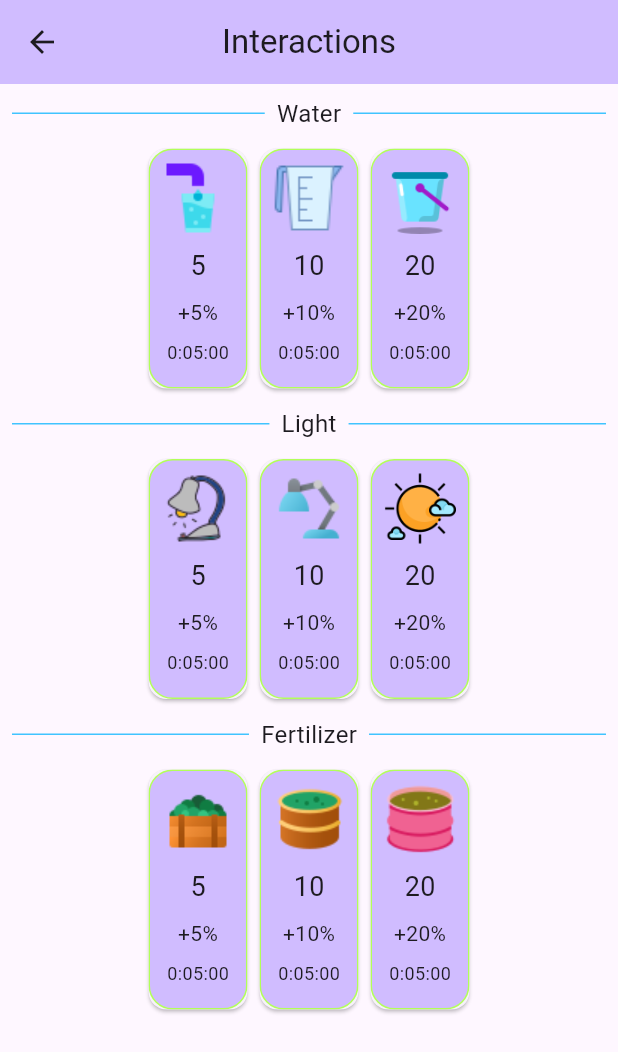
After one commit to TishchenkoSergey/flowerpot, a Flutter app: the InteractionsScreen screen opened by its route, on a phone screen of 412 x 824 dp. The commit adds this screen. Shown: the top 1052 px of the screen. Run offline on Flutter 3.47's test engine with Material 3 defaults, Android fonts, the light colour scheme and no system bars; our stand-ins replace bloc, flutter_bloc, flutter_svg, freezed_annotation, get_it, go_router and 2 more; statements that could not run were skipped.

Commit message:
feat: add interaction card and title for interactions screen

```diff
--- a/lib/features/game_play_screen/widgets/gradient_status.dart
+++ b/lib/features/game_play_screen/widgets/gradient_status.dart
@@ -2,23 +2,20 @@ import 'package:flutter/material.dart';
 
 class GradientStatus extends StatelessWidget {
   const GradientStatus({
-    required this.onPressed,
     required this.image,
     this.iconSize = 48.0,
   }) : super();
 
   final ImageProvider image;
   final double iconSize;
-  final VoidCallback? onPressed;
-
 
   @override
   Widget build(BuildContext context) {
-    return Row(
+    return Padding(
+      padding: EdgeInsets.only(left: 8, right: 16, top: 8),
+      child: Row(
         children: [
-        InkWell(
-          onTap: onPressed,
-          child: Container(
+          Container(
             width: iconSize,
             height: iconSize,
             decoration: BoxDecoration(
@@ -28,10 +25,8 @@ class GradientStatus extends StatelessWidget {
               ),
             ),
           ),
-        ),
-        Container(
-          margin: EdgeInsets.all(8),
-          width: 200,
+          Expanded(
+            child: Container(
               height: 10.0,
               decoration: BoxDecoration(
                 borderRadius: BorderRadius.circular(10.0),
@@ -47,7 +42,9 @@ class GradientStatus extends StatelessWidget {
                 ),
               ),
             ),
+          ),
         ],
+      ),
     );
   }
 }
--- a/lib/features/game_play_screen/widgets/interaction_card.dart
+++ /dev/null
@@ -1,70 +0,0 @@
-import 'package:flutter/material.dart';
-
-class InteractionCard extends StatelessWidget {
-  const InteractionCard({
-    required this.onPressed,
-    required this.image,
-    required this.title,
-    required this.comment,
-    this.time = const Duration(minutes: 5),
-    this.iconSize = 48.0,
-  }) : super();
-
-  final VoidCallback? onPressed;
-  final ImageProvider image;
-  final String title;
-  final String comment;
-  final Duration time;
-  final double iconSize;
-
-  @override
-  Widget build(BuildContext context) {
-    return InkWell(
-      onTap: onPressed,
-      child: Container(
-        constraints: const BoxConstraints(
-          maxHeight: 200,
-        ),
-        margin: const EdgeInsets.all(8),
-        padding: const EdgeInsets.all(8),
-        decoration: BoxDecoration(
-          color: Colors.grey[200],
-          borderRadius: BorderRadius.circular(16),
-          border: Border.all(
-            color: Colors.grey,
-          ),
-        ),
-        child: Column(
-          crossAxisAlignment: CrossAxisAlignment.center,
-          children: [
-            Container(
-              width: iconSize,
-              height: iconSize,
-              decoration: BoxDecoration(
-                image: DecorationImage(
-                  image: image,
-                  fit: BoxFit.cover,
-                ),
-              ),
-            ),
-            const SizedBox(height: 8),
-            Text(
-              title,
-              style: const TextStyle(fontSize: 18),
-            ),
-            const SizedBox(height: 8),
-            Text(
-              comment,
-              style: const TextStyle(fontSize: 14),
-            ),
-            const SizedBox(height: 8),
-            Text(
-              '${time}',
-              style: const TextStyle(fontSize: 12),
-            ),
-          ],
-        ),
-      ),
-    );
-  }
-}
--- a/lib/features/game_play_screen/widgets/widgets.dart
+++ b/lib/features/game_play_screen/widgets/widgets.dart
@@ -1,2 +1 @@
 export 'gradient_status.dart';
-export 'interaction_card.dart';
--- /dev/null
+++ b/lib/features/interactions_screen/view/interactions_screen.dart
@@ -0,0 +1,122 @@
+import 'package:flutter/material.dart';
+
+export 'package:go_router/go_router.dart';
+
+import 'package:flowerpot/app/route/route.dart';
+import 'package:flowerpot/assets/assets.dart';
+
+import '../widgets/widgets.dart';
+
+class InteractionsScreen extends StatelessWidget {
+  const InteractionsScreen({super.key});
+
+  @override
+  Widget build(BuildContext context) {
+    return Scaffold(
+      appBar: AppBar(
+        title: Text(
+          'Interactions',
+        ),
+        centerTitle: true,
+        leading: IconButton(
+          icon: Icon(Icons.arrow_back),
+          onPressed: () => context.goNamed(Routes.gamePlay.name),
+        ),
+      ),
+      body: Column(
+        children: [
+          Column(
+            children: [
+              InteractionTitle(
+                title: 'Water',
+              ),
+              Row(
+                mainAxisAlignment: MainAxisAlignment.center,
+                children: [
+                  InteractionCard(
+                    onPressed: () {},
+                    image: Assets.icons.water2.provider(),
+                    title: '5',
+                    comment: '+5%',
+                  ),
+                  InteractionCard(
+                    onPressed: () {},
+                    image: Assets.icons.water3.provider(),
+                    title: '10',
+                    comment: '+10%',
+                  ),
+                  InteractionCard(
+                    onPressed: () {},
+                    image: Assets.icons.water4.provider(),
+                    title: '20',
+                    comment: '+20%',
+                  ),
+                ],
+              ),
+            ],
+          ),
+          Column(
+            children: [
+              InteractionTitle(
+                title: 'Light',
+              ),
+              Row(
+                mainAxisAlignment: MainAxisAlignment.center,
+                children: [
+                  InteractionCard(
+                    onPressed: () {},
+                    image: Assets.icons.light2.provider(),
+                    title: '5',
+                    comment: '+5%',
+                  ),
+                  InteractionCard(
+                    onPressed: () {},
+                    image: Assets.icons.light3.provider(),
+                    title: '10',
+                    comment: '+10%',
+                  ),
+                  InteractionCard(
+                    onPressed: () {},
+                    image: Assets.icons.light4.provider(),
+                    title: '20',
+                    comment: '+20%',
+                  ),
+                ],
+              ),
+            ],
+          ),
+          Column(
+            children: [
+              InteractionTitle(
+                title: 'Fertilizer',
+              ),
+              Row(
+                mainAxisAlignment: MainAxisAlignment.center,
+                children: [
+                  InteractionCard(
+                    onPressed: () {},
+                    image: Assets.icons.fertilizer2.provider(),
+                    title: '5',
+                    comment: '+5%',
+                  ),
+                  InteractionCard(
+                    onPressed: () {},
+                    image: Assets.icons.fertilizer3.provider(),
+                    title: '10',
+                    comment: '+10%',
+                  ),
+                  InteractionCard(
+                    onPressed: () {},
+                    image: Assets.icons.fertilizer4.provider(),
+                    title: '20',
+                    comment: '+20%',
+                  ),
+                ],
+              ),
+            ],
+          )
+        ],
+      )
+    );
+  }
+}
--- /dev/null
+++ b/lib/features/interactions_screen/widgets/interaction_card.dart
@@ -0,0 +1,71 @@
+import 'package:flutter/material.dart';
+
+class InteractionCard extends StatelessWidget {
+  const InteractionCard({
+    required this.onPressed,
+    required this.image,
+    required this.title,
+    required this.comment,
+    this.time = const Duration(minutes: 5),
+    this.iconSize = 48.0,
+  }) : super();
+
+  final VoidCallback? onPressed;
+  final ImageProvider image;
+  final String title;
+  final String comment;
+  final Duration time;
+  final double iconSize;
+
+  @override
+  Widget build(BuildContext context) {
+    return Card(
+      clipBehavior: Clip.antiAlias,
+      child: InkWell(
+        onTap: onPressed,
+        child: Container(
+          constraints: const BoxConstraints(
+            maxHeight: 160,
+          ),
+          padding: const EdgeInsets.all(8),
+          decoration: BoxDecoration(
+            color: Theme.of(context).colorScheme.inversePrimary,
+            borderRadius: BorderRadius.circular(16),
+            border: Border.all(
+              color: Colors.lightGreenAccent,
+            ),
+          ),
+          child: Column(
+            children: [
+              Container(
+                width: iconSize,
+                height: iconSize,
+                decoration: BoxDecoration(
+                  image: DecorationImage(
+                    image: image,
+                    fit: BoxFit.cover,
+                  ),
+                ),
+              ),
+              const SizedBox(height: 8),
+              Text(
+                title,
+                style: const TextStyle(fontSize: 18),
+              ),
+              const SizedBox(height: 8),
+              Text(
+                comment,
+                style: const TextStyle(fontSize: 14),
+              ),
+              const SizedBox(height: 8),
+              Text(
+                '${time.toString().split('.').first}',
+                style: const TextStyle(fontSize: 12),
+              ),
+            ],
+          ),
+        ),
+      ),
+    );
+  }
+}
--- /dev/null
+++ b/lib/features/interactions_screen/widgets/interaction_title.dart
@@ -0,0 +1,40 @@
+import 'package:flutter/material.dart';
+
+class InteractionTitle extends StatelessWidget {
+  const InteractionTitle({
+    required this.title,
+  }) : super();
+
+  final String title;
+
+  @override
+  Widget build(BuildContext context) {
+    return Padding(
+      padding: EdgeInsets.all(8),
+      child: Row(
+        mainAxisAlignment: MainAxisAlignment.center,
+        children: [
+          Expanded(
+            child: Container(
+              height: 1,
+              color: Colors.lightBlueAccent,
+            ),
+          ),
+          Padding(
+            padding: EdgeInsets.symmetric(horizontal: 8),
+            child: Text(
+              title,
+              style: TextStyle(fontSize: 16),
+            ),
+          ),
+          Expanded(
+            child: Container(
+              height: 1,
+              color: Colors.lightBlueAccent,
+            ),
+          ),
+        ],
+      ),
+    );
+  }
+}
--- /dev/null
+++ b/lib/features/interactions_screen/widgets/widgets.dart
@@ -0,0 +1,2 @@
+export 'interaction_card.dart';
+export 'interaction_title.dart';
```
Lines whose indentation alone changed are shown as unchanged.
